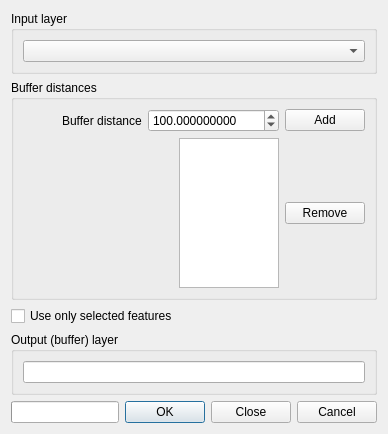
Old version of the form ui_multidistancebuffer.ui in the repository havatv/qgismultidistancebufferplugin.
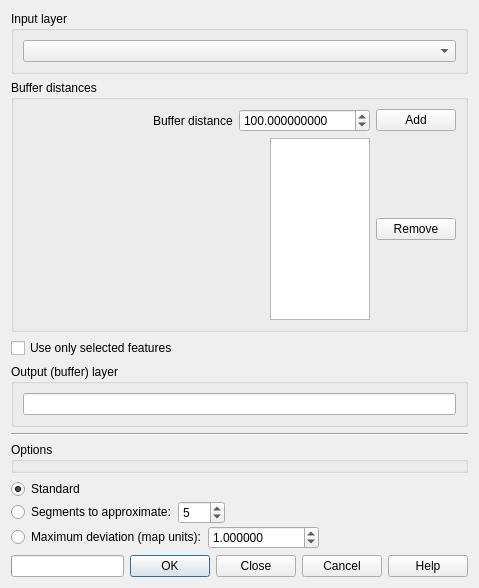
New version of the form.

Commit message: Added help button, added per feature buffering options, version to 3.1, ...

Patch:
```diff
--- a/ui_multidistancebuffer.ui
+++ b/ui_multidistancebuffer.ui
@@ -6,8 +6,8 @@
    <rect>
     <x>0</x>
     <y>0</y>
-    <width>388</width>
-    <height>434</height>
+    <width>479</width>
+    <height>588</height>
    </rect>
   </property>
   <property name="windowTitle">
@@ -169,6 +169,148 @@
      </layout>
     </widget>
    </item>
+
+   <item>
+    <widget class="Line" name="line">
+     <property name="orientation">
+      <enum>Qt::Horizontal</enum>
+     </property>
+    </widget>
+   </item>
+   <item>
+    <layout class="QVBoxLayout" name="verticalLayout">
+     <item>
+      <widget class="QGroupBox" name="groupBox_4">
+       <property name="title">
+        <string>Options</string>
+       </property>
+      </widget>
+     </item>
+     <item>
+      <layout class="QVBoxLayout" name="verticalLayout_4">
+       <property name="spacing">
+        <number>2</number>
+       </property>
+       <item>
+        <layout class="QHBoxLayout" name="horizontalLayout_8">
+         <item>
+          <widget class="QRadioButton" name="standardRB">
+           <property name="toolTip">
+            <string>Standard means 5 segments per quarter circle and dataset buffering</string>
+           </property>
+           <property name="text">
+            <string>Standard</string>
+           </property>
+           <property name="checked">
+            <bool>true</bool>
+           </property>
+           <attribute name="buttonGroup">
+            <string notr="true">optionButtonGroup</string>
+           </attribute>
+          </widget>
+         </item>
+        </layout>
+       </item>
+       <item>
+        <layout class="QHBoxLayout" name="horizontalLayout_7">
+         <item>
+          <widget class="QRadioButton" name="segmentsRB">
+           <property name="toolTip">
+            <string>The number of segments per quarter circle&lt;br&gt;(more segments means longer processing time)</string>
+           </property>
+           <property name="text">
+            <string>Segments to approximate:</string>
+           </property>
+           <attribute name="buttonGroup">
+            <string notr="true">optionButtonGroup</string>
+           </attribute>
+          </widget>
+         </item>
+         <item>
+          <widget class="QSpinBox" name="segmentsSB">
+           <property name="toolTip">
+            <string/>
+           </property>
+           <property name="minimum">
+            <number>1</number>
+           </property>
+           <property name="maximum">
+            <number>999</number>
+           </property>
+           <property name="value">
+            <number>5</number>
+           </property>
+          </widget>
+         </item>
+         <item>
+          <spacer name="horizontalSpacer_3">
+           <property name="orientation">
+            <enum>Qt::Horizontal</enum>
+           </property>
+           <property name="sizeHint" stdset="0">
+            <size>
+             <width>40</width>
+             <height>20</height>
+            </size>
+           </property>
+          </spacer>
+         </item>
+        </layout>
+       </item>
+       <item>
+        <layout class="QHBoxLayout" name="horizontalLayout_6">
+         <item>
+          <widget class="QRadioButton" name="deviationRB">
+           <property name="toolTip">
+            <string>The maximum deviation allowed for the buffer distance.&lt;br&gt; The number of segments per quarter circle is adapted to meet the deviation requirement (more segments for larger buffer distances)</string>
+           </property>
+           <property name="text">
+            <string>Maximum deviation (map units):</string>
+           </property>
+           <attribute name="buttonGroup">
+            <string notr="true">optionButtonGroup</string>
+           </attribute>
+          </widget>
+         </item>
+         <item>
+          <widget class="QDoubleSpinBox" name="deviationSB">
+           <property name="toolTip">
+            <string/>
+           </property>
+           <property name="decimals">
+            <number>6</number>
+           </property>
+           <property name="minimum">
+            <double>0.000001000000000</double>
+           </property>
+           <property name="maximum">
+            <double>999999999.990000009536743</double>
+           </property>
+           <property name="value">
+            <double>1.000000000000000</double>
+           </property>
+          </widget>
+         </item>
+         <item>
+          <spacer name="horizontalSpacer_4">
+           <property name="orientation">
+            <enum>Qt::Horizontal</enum>
+           </property>
+           <property name="sizeHint" stdset="0">
+            <size>
+             <width>40</width>
+             <height>20</height>
+            </size>
+           </property>
+          </spacer>
+         </item>
+        </layout>
+       </item>
+      </layout>
+     </item>
+    </layout>
+   </item>
+
    <item>
     <layout class="QHBoxLayout" name="horizontalLayout">
      <item>
@@ -181,6 +323,13 @@
        </property>
       </widget>
      </item>
+     <item>
+      <widget class="QPushButton" name="helpButton">
+       <property name="text">
+        <string>Help</string>
+       </property>
+      </widget>
+     </item>
     </layout>
    </item>
    <item>
```
Left out of the diff: 6 changed lines with no effect on the pictures. The commit also changes 5 other files.
